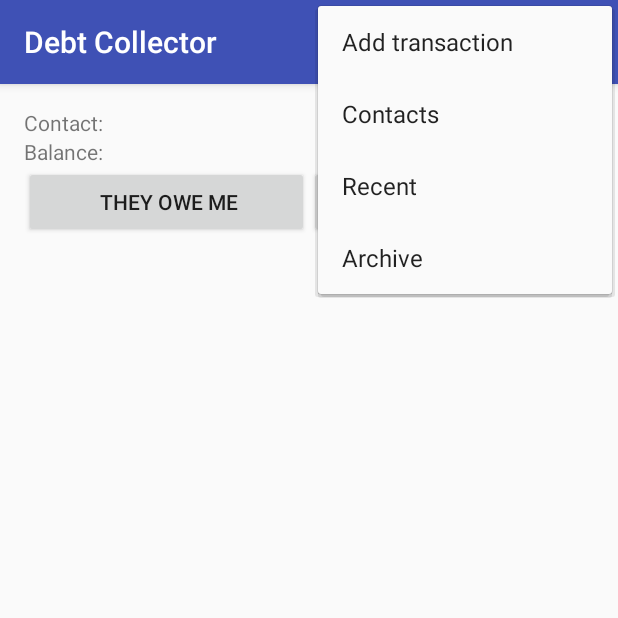
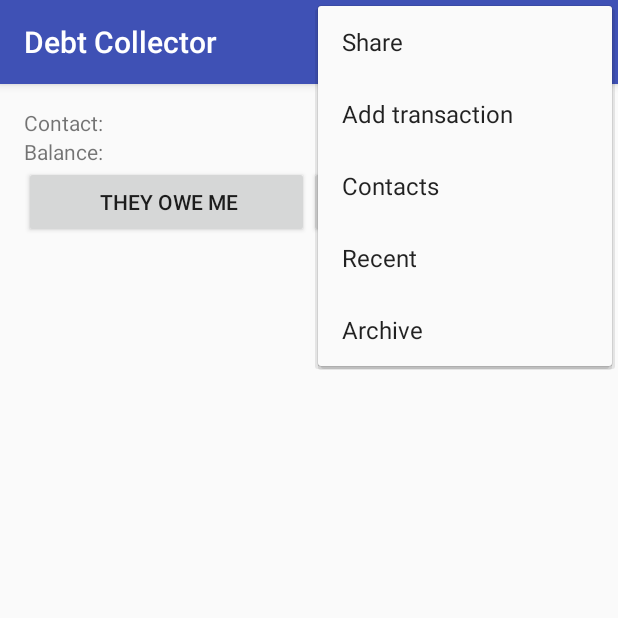
Before and after one commit to holgus103/DebtCollector, an Android app: the ContactDetails screen opened directly, with no data from a screen before it, with the options menu open, on a phone screen of 412 x 824 dp, the top half of it. Run offline under Robolectric (Android 15) with nearby library versions, the phone set to English and light mode, and no system bars; 3 statements that could not run were skipped.

Commit message:
Vesrion 1.1.1
- Added logo
- Added share button for ContactDetails and TransactionDetails

```diff
--- a/app/src/main/java/debtcollector/holgus103/debtcollector/activities/ContactDetails.java
+++ b/app/src/main/java/debtcollector/holgus103/debtcollector/activities/ContactDetails.java
@@ -2,8 +2,12 @@ package debtcollector.holgus103.debtcollector.activities;
 
 import android.app.Fragment;
 import android.content.Intent;
+import android.support.v4.view.MenuItemCompat;
 import android.support.v7.app.AppCompatActivity;
 import android.os.Bundle;
+import android.support.v7.widget.ShareActionProvider;
+import android.view.Menu;
+import android.view.MenuItem;
 import android.view.View;
 import android.widget.Button;
 import android.widget.ListAdapter;
@@ -17,10 +21,13 @@ import debtcollector.holgus103.debtcollector.db.tables.TransactionTable;
 import debtcollector.holgus103.debtcollector.enums.TransactionDirection;
 import debtcollector.holgus103.debtcollector.fragments.TransactionsView;
 
-public class ContactDetails extends DebtCollectorActivity implements View.OnClickListener {
+public class ContactDetails extends ShareableActivity implements View.OnClickListener {
 
     private String contactID;
     private TransactionDirection currentTab;
+    private ShareActionProvider shareActionProvider;
+    private ContactsDao model;
+
     @Override
     protected void onCreate(Bundle savedInstanceState) {
         super.onCreate(savedInstanceState);
@@ -45,17 +52,29 @@ public class ContactDetails extends DebtCollectorActivity implements View.OnClic
         this.fillTextView(R.id.contactNameTextView, model.getDisplayName().toString());
     }
 
+
+    @Override
+    protected Intent populateShareIntent(Intent intent) {
+        intent.putExtra(Intent.EXTRA_TEXT, getString(R.string.contact_details_share_message) + this.model.getBalance());
+        intent.setType("text/plain");
+        return intent;
+    }
+
+
+    private void reloadTransactions(){
+        ((TransactionsView)getFragmentManager().findFragmentById(R.id.transactionsViewFragment))
+                .setCursor(
+                        TransactionDao.getUnsettledTransactionsForContactID(this.model.getContactID(), this.currentTab)
+                );
+    }
     @Override
     protected void loadData(){
-        ContactsDao model = new ContactsDao(this.contactID);
-        this.fillViewWithData(model);
+        this.model = new ContactsDao(this.contactID);
+        this.fillViewWithData(this.model);
+        this.reloadTransactions();
+        super.loadData();
+    }
 
-
-        ((TransactionsView)getFragmentManager().findFragmentById(R.id.transactionsViewFragment))
-                .setCursor(
-                        TransactionDao.getUnsettledTransactionsForContactID(model.getContactID(), this.currentTab)
-                );
-    }
 
     @Override
     public void startActivity(Class<?> cls, int itemId) {
@@ -67,16 +86,19 @@ public class ContactDetails extends DebtCollectorActivity implements View.OnClic
         this.startActivity(intent);
     }
 
+
+
+
     @Override
     public void onClick(View v) {
         switch(v.getId()){
             case R.id.debtBtn:
                 this.currentTab = TransactionDirection.TheyOweMe;
-                this.loadData();
+                this.reloadTransactions();
                 break;
             case R.id.creditBtn:
                 this.currentTab = TransactionDirection.IOweThem;
-                this.loadData();
+                this.reloadTransactions();
                 break;
 
         }
--- a/app/src/main/java/debtcollector/holgus103/debtcollector/activities/DebtCollectorActivity.java
+++ b/app/src/main/java/debtcollector/holgus103/debtcollector/activities/DebtCollectorActivity.java
@@ -8,6 +8,9 @@ import android.view.Menu;
 import android.view.MenuItem;
 import android.widget.Button;
 import android.widget.TextView;
+
+import java.util.ArrayList;
+import java.util.List;
 
 import debtcollector.holgus103.debtcollector.R;
 import debtcollector.holgus103.debtcollector.db.DebtCollectorDBHelper;
@@ -25,11 +28,11 @@ public abstract class DebtCollectorActivity extends AppCompatActivity implements
 
     @Override
     public boolean onCreateOptionsMenu(Menu menu){
-        MenuItem[] items = new MenuItem[4];
-        items[0] = menu.add(0, R.id.add_transaction, 0, R.string.add_transaction);
-        items[1] = menu.add(0, R.id.contacts, 0, R.string.contacts);
-        items[2] = menu.add(0, R.id.recent, 0, R.string.recent);
-        items[3] = menu.add(0, R.id.archive, 0, R.string.archive);
+        List<MenuItem> items = new ArrayList<MenuItem>();
+        items.add(menu.add(0, R.id.add_transaction, 0, R.string.add_transaction));
+        items.add(menu.add(0, R.id.contacts, 0, R.string.contacts));
+        items.add(menu.add(0, R.id.recent, 0, R.string.recent));
+        items.add(menu.add(0, R.id.archive, 0, R.string.archive));
 
         for(MenuItem item:items){
             item.setShowAsAction(MenuItem.SHOW_AS_ACTION_NEVER);
--- /dev/null
+++ b/app/src/main/java/debtcollector/holgus103/debtcollector/activities/ShareableActivity.java
@@ -0,0 +1,45 @@
+package debtcollector.holgus103.debtcollector.activities;
+
+import android.content.Intent;
+import android.support.v4.view.MenuItemCompat;
+import android.support.v7.widget.ShareActionProvider;
+import android.view.Menu;
+import android.view.MenuItem;
+
+import debtcollector.holgus103.debtcollector.R;
+
+/**
+ * Created by Kuba on 16/01/2017.
+ */
+
+public abstract class ShareableActivity extends DebtCollectorActivity {
+    private ShareActionProvider shareActionProvider;
+
+
+    private void setShareIntent() {
+        Intent intent = new Intent();
+        intent.setAction(Intent.ACTION_SEND);
+            this.getShareActionProvider().setShareIntent(this.populateShareIntent(intent));
+    }
+
+    protected abstract Intent populateShareIntent(Intent intent);
+
+    @Override
+    public boolean onCreateOptionsMenu(Menu menu){
+
+        MenuItem item = menu.add(0, R.id.share, 0, R.string.share);
+//        item.setShowAsAction(MenuItem.SHOW_AS_ACTION_ALWAYS);
+        this.shareActionProvider = this.getShareActionProvider();
+        MenuItemCompat.setActionProvider(item, this.shareActionProvider);
+        return super.onCreateOptionsMenu(menu);
+    }
+
+    @Override
+    protected void loadData() {
+        this.setShareIntent();
+    }
+
+    public ShareActionProvider getShareActionProvider() {
+        return shareActionProvider == null ? new ShareActionProvider(this) : this.shareActionProvider;
+    }
+}
--- a/app/src/main/java/debtcollector/holgus103/debtcollector/activities/TransactionDetails.java
+++ b/app/src/main/java/debtcollector/holgus103/debtcollector/activities/TransactionDetails.java
@@ -1,6 +1,8 @@
 package debtcollector.holgus103.debtcollector.activities;
 
+import android.content.Intent;
 import android.os.Bundle;
+import android.support.v7.widget.ShareActionProvider;
 import android.view.View;
 import android.widget.Button;
 
@@ -11,7 +13,7 @@ import debtcollector.holgus103.debtcollector.R;
 import debtcollector.holgus103.debtcollector.db.dao.ContactsDao;
 import debtcollector.holgus103.debtcollector.db.dao.TransactionDao;
 
-public class TransactionDetails extends DebtCollectorActivity implements View.OnClickListener {
+public class TransactionDetails extends ShareableActivity implements View.OnClickListener {
 
     private TransactionDao model;
     private int transactionID;
@@ -75,8 +77,16 @@ public class TransactionDetails extends DebtCollectorActivity implements View.On
     }
 
     @Override
+    protected Intent populateShareIntent(Intent intent) {
+        intent.putExtra(Intent.EXTRA_TEXT, getString(R.string.transaction_details_share_message) + this.model.getAmount() + " - " + this.model.getTitle());
+        intent.setType("text/plain");
+        return intent;
+    }
+
+    @Override
     protected void loadData() {
         this.model = new TransactionDao(this.transactionID);
         this.fillViewWithData(model);
+        super.loadData();
     }
 }
--- a/app/src/main/res/menu/menuitems.xml
+++ b/app/src/main/res/menu/menuitems.xml
@@ -7,5 +7,6 @@
     <item android:id="@+id/contacts"        android:title="@string/contacts" app:showAsAction="never"/>
     <item android:id="@+id/recent"        android:title="@string/recent"  app:showAsAction="never"/>
     <item android:id="@+id/archive"        android:title="@string/archive" app:showAsAction="never"/>
+    <item android:id="@+id/share"        android:title="@string/share" />
 
 </menu>
--- a/app/src/main/res/values/strings.xml
+++ b/app/src/main/res/values/strings.xml
@@ -21,4 +21,7 @@
     <string name="contact_label">Contact:</string>
     <string name="mark_as_settled">Mark as settled</string>
     <string name="history_for">History entries for:&#160;</string>
+    <string name="share">Share</string>
+    <string name="contact_details_share_message">"Hey, a DebtCollector user wants to remind you that you owe him "</string>
+    <string name="transaction_details_share_message">Hey, a DebtCollector user reminds you of your debt: &#160; </string>
 </resources>
```
Also changed, not shown: app/src/main/ic_launcher-web.png (added), app/src/main/res/mipmap-hdpi/ic_launcher.png, app/src/main/res/mipmap-mdpi/ic_launcher.png, app/src/main/res/mipmap-xhdpi/ic_launcher.png, app/src/main/res/mipmap-xxhdpi/ic_launcher.png, app/src/main/res/mipmap-xxxhdpi/ic_launcher.png, 3 other files.
